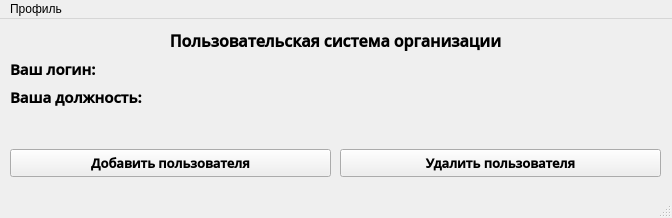
Qt form skeletons/mainwind_admin.ui (ilnarkhasanov/NTIAutomateBusiness) before a commit.
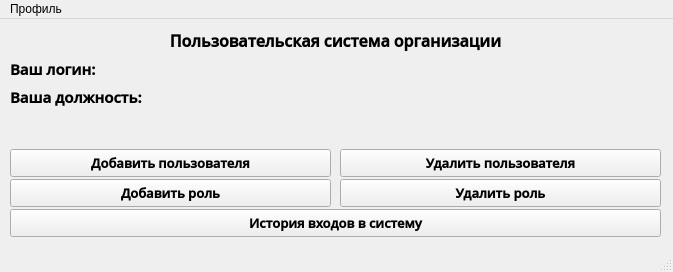
The same form after that commit.

Diff of the .ui file:
```diff
--- a/skeletons/mainwind_admin.ui
+++ b/skeletons/mainwind_admin.ui
@@ -6,8 +6,8 @@
    <rect>
     <x>0</x>
     <y>0</y>
-    <width>672</width>
-    <height>218</height>
+    <width>673</width>
+    <height>272</height>
    </rect>
   </property>
   <property name="windowTitle">
@@ -116,13 +116,76 @@
      <string>Добавить пользователя</string>
     </property>
    </widget>
+   <widget class="QPushButton" name="removeRoleButton">
+    <property name="geometry">
+     <rect>
+      <x>340</x>
+      <y>160</y>
+      <width>321</width>
+      <height>28</height>
+     </rect>
+    </property>
+    <property name="font">
+     <font>
+      <family>Open Sans SemiBold</family>
+      <pointsize>10</pointsize>
+      <weight>75</weight>
+      <bold>true</bold>
+     </font>
+    </property>
+    <property name="text">
+     <string>Удалить роль</string>
+    </property>
+   </widget>
+   <widget class="QPushButton" name="addRoleButton">
+    <property name="geometry">
+     <rect>
+      <x>10</x>
+      <y>160</y>
+      <width>321</width>
+      <height>28</height>
+     </rect>
+    </property>
+    <property name="font">
+     <font>
+      <family>Open Sans SemiBold</family>
+      <pointsize>10</pointsize>
+      <weight>75</weight>
+      <bold>true</bold>
+     </font>
+    </property>
+    <property name="text">
+     <string>Добавить роль</string>
+    </property>
+   </widget>
+   <widget class="QPushButton" name="logButton">
+    <property name="geometry">
+     <rect>
+      <x>10</x>
+      <y>190</y>
+      <width>651</width>
+      <height>28</height>
+     </rect>
+    </property>
+    <property name="font">
+     <font>
+      <family>Open Sans SemiBold</family>
+      <pointsize>10</pointsize>
+      <weight>75</weight>
+      <bold>true</bold>
+     </font>
+    </property>
+    <property name="text">
+     <string>История входов в систему</string>
+    </property>
+   </widget>
   </widget>
   <widget class="QMenuBar" name="menubar">
    <property name="geometry">
     <rect>
      <x>0</x>
      <y>0</y>
-     <width>672</width>
+     <width>673</width>
      <height>26</height>
     </rect>
    </property>
```
